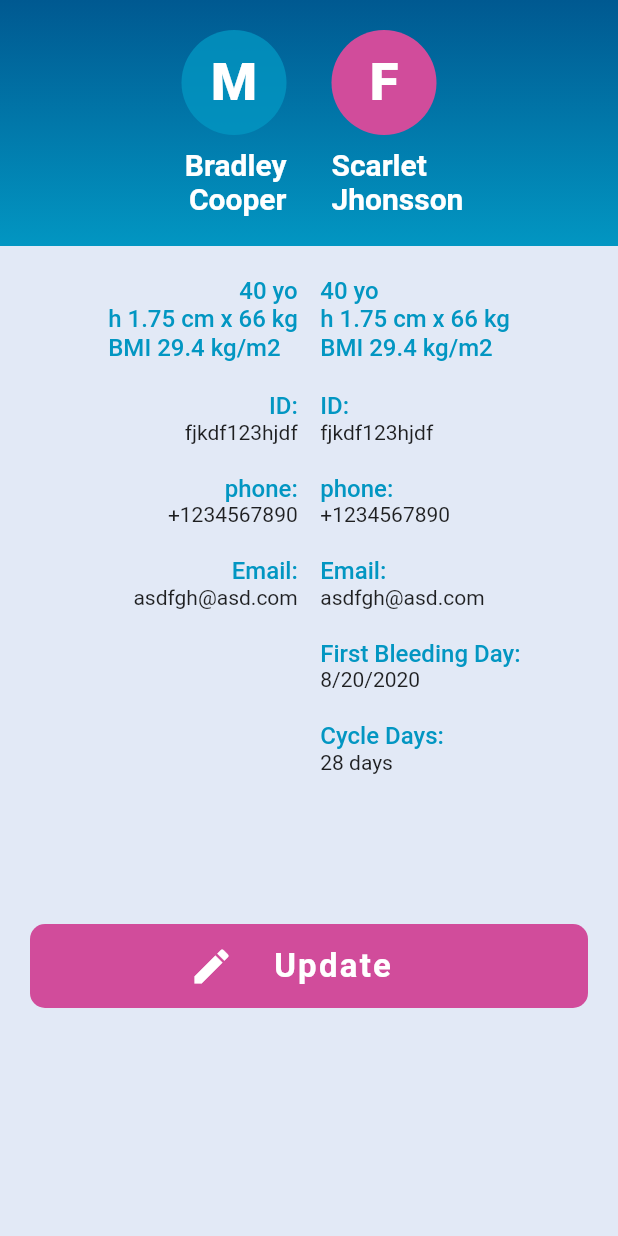
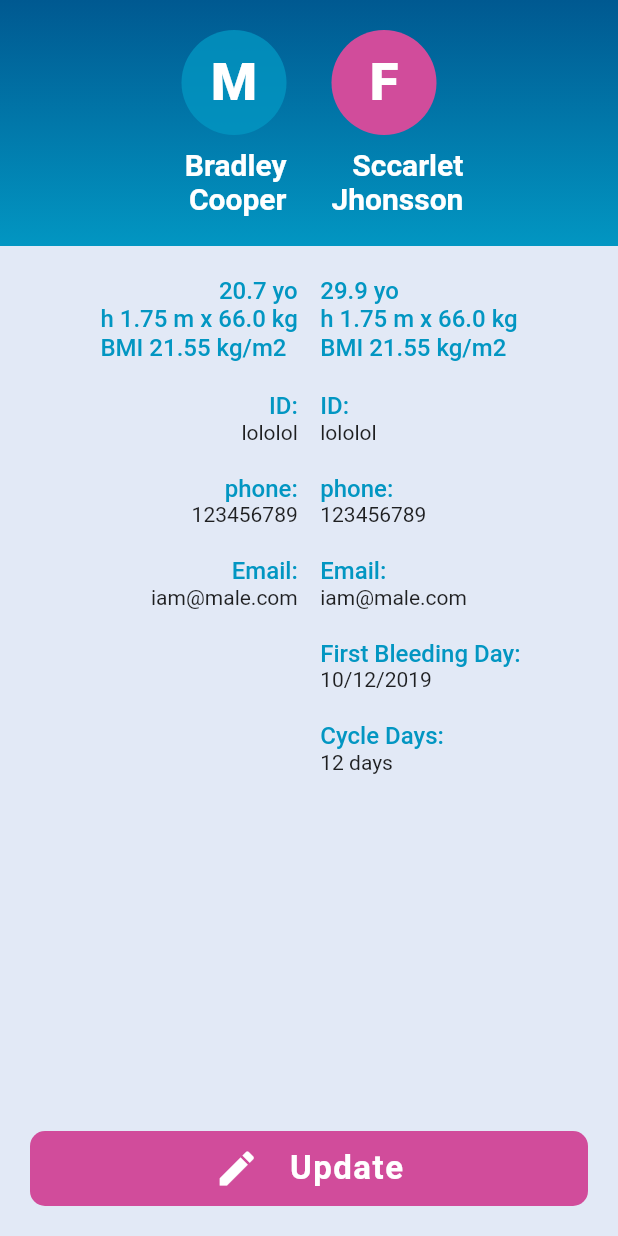
Before and after one commit to npne269/clinic-project, a Flutter app: the CoupleDetail screen opened directly, on a phone screen of 412 x 824 dp. Run offline on Flutter 3.47's test engine with Material 2 defaults, Android fonts, the phone set to English and light mode, and no system bars; our stand-ins replace file_picker, flutter_markdown.

Commit message:
alili milaako

```diff
--- a/lib/Screens/coupleDetailPage.dart
+++ /dev/null
@@ -1,233 +0,0 @@
-import 'package:clinic_app/global.dart';
-import 'package:flutter/material.dart';
-
-class CoupleDetail extends StatefulWidget {
-  @override
-  _CoupleDetailState createState() => _CoupleDetailState();
-}
-
-class _CoupleDetailState extends State<CoupleDetail> {
-  @override
-  Widget build(BuildContext context) {
-    return Scaffold(
-      body: SafeArea(
-        child: Container(
-          color: backgroundColor,
-          child: Column(
-            children: [
-              Container(
-                padding: EdgeInsets.all(20),
-                decoration: BoxDecoration(
-                    gradient: LinearGradient(
-                        begin: Alignment.topCenter,
-                        end: Alignment.bottomCenter,
-                        colors: [blueColorDark, blueColorLight])),
-                child: Row(
-                  children: [
-                    Expanded(
-                      child: Column(
-                        crossAxisAlignment: CrossAxisAlignment.end,
-                        children: [
-                          Container(
-                            alignment: Alignment.center,
-                            height: 70,
-                            width: 70,
-                            decoration: BoxDecoration(
-                                shape: BoxShape.circle,
-                                color: blueColorLight.withAlpha(200)),
-                            child: Text('M',
-                                style: TextStyle(
-                                    color: Colors.white,
-                                    fontSize: 35,
-                                    fontWeight: FontWeight.w900)),
-                          ),
-                          Padding(
-                            padding: const EdgeInsets.only(top: 8.0),
-                            child: Text(
-                              'Bradley \n Cooper',
-                              textAlign: TextAlign.right,
-                              style: TextStyle(
-                                  color: Colors.white,
-                                  fontSize: 20,
-                                  fontWeight: FontWeight.w600),
-                            ),
-                          )
-                        ],
-                      ),
-                    ),
-                    SizedBox(
-                      width: 30,
-                    ),
-                    Expanded(
-                      child: Column(
-                        crossAxisAlignment: CrossAxisAlignment.start,
-                        children: [
-                          Container(
-                            alignment: Alignment.center,
-                            height: 70,
-                            width: 70,
-                            decoration: BoxDecoration(
-                                shape: BoxShape.circle, color: pinkColor),
-                            child: Text('F',
-                                style: TextStyle(
-                                    color: Colors.white,
-                                    fontSize: 35,
-                                    fontWeight: FontWeight.w900)),
-                          ),
-                          Padding(
-                            padding: const EdgeInsets.only(top: 8.0),
-                            child: Text(
-                              'Scarlet \nJhonsson',
-                              textAlign: TextAlign.left,
-                              style: TextStyle(
-                                  color: Colors.white,
-                                  fontSize: 20,
-                                  fontWeight: FontWeight.w600),
-                            ),
-                          )
-                        ],
-                      ),
-                    ),
-                  ],
-                ),
-              ),
-              SizedBox(
-                height: 20,
-              ),
-              Row(
-                crossAxisAlignment: CrossAxisAlignment.start,
-                children: [
-                  Expanded(
-                    child: Column(
-                        crossAxisAlignment: CrossAxisAlignment.end,
-                        children: [
-                          Text(
-                            '40 yo',
-                            style: lightbluestyle,
-                          ),
-                          Text(
-                            'h 1.75 cm x 66 kg\nBMI 29.4 kg/m2',
-                            style: lightbluestyle,
-                          ),
-                          SizedBox(
-                            height: 20,
-                          ),
-                          Text(
-                            "ID:",
-                            style: lightbluestyle,
-                          ),
-                          Text('fjkdf123hjdf'),
-                          SizedBox(
-                            height: 20,
-                          ),
-                          Text(
-                            'phone:',
-                            style: lightbluestyle,
-                          ),
-                          Text('+1234567890'),
-                          SizedBox(
-                            height: 20,
-                          ),
-                          Text(
-                            'Email:',
-                            style: lightbluestyle,
-                          ),
-                          Text('asdfgh@asd.com')
-                        ]),
-                  ),
-                  SizedBox(
-                    width: 15,
-                  ),
-                  Expanded(
-                    child: Column(
-                        crossAxisAlignment: CrossAxisAlignment.start,
-                        children: [
-                          Text(
-                            '40 yo',
-                            style: lightbluestyle,
-                          ),
-                          Text(
-                            'h 1.75 cm x 66 kg\nBMI 29.4 kg/m2',
-                            style: lightbluestyle,
-                          ),
-                          SizedBox(
-                            height: 20,
-                          ),
-                          Text(
-                            "ID:",
-                            style: lightbluestyle,
-                          ),
-                          Text('fjkdf123hjdf'),
-                          SizedBox(
-                            height: 20,
-                          ),
-                          Text(
-                            'phone:',
-                            style: lightbluestyle,
-                          ),
-                          Text('+1234567890'),
-                          SizedBox(
-                            height: 20,
-                          ),
-                          Text(
-                            'Email:',
-                            style: lightbluestyle,
-                          ),
-                          Text('asdfgh@asd.com'),
-                          SizedBox(
-                            height: 20,
-                          ),
-                          Text(
-                            'First Bleeding Day:',
-                            style: lightbluestyle,
-                          ),
-                          Text('8/20/2020'),
-                          SizedBox(
-                            height: 20,
-                          ),
-                          Text(
-                            'Cycle Days:',
-                            style: lightbluestyle,
-                          ),
-                          Text('28 days'),
-                        ]),
-                  ),
-                ],
-              ),
-              SizedBox(
-                height: 80,
-              ),
-              Container(
-                padding: EdgeInsets.all(20),
-                child: SizedBox(
-                  width: MediaQuery.of(context).size.width,
-                  child: FlatButton(
-                    padding: EdgeInsets.only(left: 90),
-                    shape: RoundedRectangleBorder(
-                        borderRadius: BorderRadius.circular(10)),
-                    color: pinkColor,
-                    onPressed: () {},
-                    child: ListTile(
-                        leading: Icon(
-                          Icons.edit,
-                          size: 30,
-                          color: Colors.white,
-                        ),
-                        title: Text(
-                          'Update',
-                          style: TextStyle(
-                              color: Colors.white,
-                              fontSize: 22,
-                              letterSpacing: 1.5,
-                              fontWeight: FontWeight.w600),
-                        )),
-                  ),
-                ),
-              ),
-            ],
-          ),
-        ),
-      ),
-    );
-  }
-}
--- a/lib/Screens/couplePage.dart
+++ b/lib/Screens/couplePage.dart
@@ -1,10 +1,9 @@
-import 'package:clinic_app/Screens/coupleDetailPage.dart';
+import 'package:clinic_app/global.dart';
+import 'package:clinic_app/pages/coupleDetailPage.dart';
 import 'package:clinic_app/components/commonappbar.dart';
 import 'package:flutter/material.dart';
 import 'package:flutter/services.dart';
 import 'package:flutter_markdown/flutter_markdown.dart';
-
-import '../global.dart';
 
 class CouplePage extends StatelessWidget {
   @override
--- a/lib/Screens/documentPage.dart
+++ b/lib/Screens/documentPage.dart
@@ -1,10 +1,7 @@
-import 'package:clinic_app/components/commonappbar.dart';
+import 'package:clinic_app/components/components.dart';
 import 'package:file_picker/file_picker.dart';
 import 'package:flutter/material.dart';
-// import 'package:flutter/services.dart';
 import 'dart:io';
-
-import '../global.dart';
 
 class DocumentPage extends StatefulWidget {
   @override
@@ -30,58 +27,20 @@ class _DocumentPageState extends State<DocumentPage> {
       ),
       body: Column(
         children: [
-          UploadButton(
+          BigButton(
             btnLabel: 'Upload Document',
             btnPressed: () => _openFileExplorer(),
+            btnIcon: Icons.add_circle,
           ),
-          UploadButton(
+          BigButton(
             btnPressed:(){},
             btnLabel:  'Upload Monitor',
+            btnIcon: Icons.add_circle,
           ),
           Expanded(
             child: FileShow(files: file),
           )
         ],
-      ),
-    );
-  }
-}
-
-class UploadButton extends StatelessWidget {
-  const UploadButton({
-    Key key,
-    @required Function btnPressed,
-    @required String btnLabel,
-  })  : _btnLabel = btnLabel,
-        _btnPressed = btnPressed,
-        super(key: key);
-  final Function _btnPressed;
-  final String _btnLabel;
-  @override
-  Widget build(BuildContext context) {
-    return Container(
-      padding: EdgeInsets.all(20),
-      child: SizedBox(
-        width: MediaQuery.of(context).size.width,
-        child: FlatButton(
-          shape:
-              RoundedRectangleBorder(borderRadius: BorderRadius.circular(10)),
-          color: pinkColor,
-          onPressed: _btnPressed,
-          child: ListTile(
-              leading: Icon(
-                Icons.add_circle,
-                size: 30,
-                color: Colors.white,
-              ),
-              title: Text(
-                _btnLabel,
-                style: TextStyle(
-                    color: Colors.white,
-                    fontSize: 20,
-                    fontWeight: FontWeight.w600),
-              )),
-        ),
       ),
     );
   }
--- /dev/null
+++ b/lib/Screens/screens.dart
@@ -0,0 +1,4 @@
+export './bookPage.dart';
+export './couplePage.dart';
+export './documentPage.dart';
+export './planPage.dart';
--- /dev/null
+++ b/lib/components/bigButton.dart
@@ -0,0 +1,50 @@
+import 'package:clinic_app/global.dart';
+import 'package:flutter/material.dart';
+
+class BigButton extends StatelessWidget {
+  const BigButton({
+    Key key,
+    @required Function btnPressed,
+    @required String btnLabel,
+    @required IconData btnIcon,
+  })  : _btnLabel = btnLabel,
+        _btnIcon = btnIcon,
+        _btnPressed = btnPressed,
+        super(key: key);
+  final Function _btnPressed;
+  final String _btnLabel;
+  final IconData _btnIcon;
+  @override
+  Widget build(BuildContext context) {
+    return Container(
+      margin: EdgeInsets.all(20),
+      child: FlatButton(
+        padding: EdgeInsets.symmetric(vertical: 10),
+        shape: RoundedRectangleBorder(borderRadius: BorderRadius.circular(10)),
+        color: pinkColor,
+        onPressed: _btnPressed,
+        child: Row(
+          mainAxisAlignment: MainAxisAlignment.center,
+          children: [
+            Icon(
+              _btnIcon,
+              size: 30,
+              color: Colors.white,
+            ),
+            SizedBox(
+              width: 20,
+            ),
+            Text(
+              _btnLabel,
+              style: TextStyle(
+                  color: Colors.white,
+                  fontSize: 22,
+                  letterSpacing: 1,
+                  fontWeight: FontWeight.w600),
+            ),
+          ],
+        ),
+      ),
+    );
+  }
+}
--- /dev/null
+++ b/lib/components/components.dart
@@ -0,0 +1,3 @@
+export './bigButton.dart';
+export './commonappbar.dart';
+export './datePicker.dart';
--- /dev/null
+++ b/lib/modal/data.dart
@@ -0,0 +1,69 @@
+class People{
+  String name;
+  String gender;
+  DateTime dob;
+  double height;
+  double weight;
+  String id;
+  String email;
+  String phoneNumber;
+
+  People({
+    this.name,
+    this.gender,
+    this.dob,
+    this.height,
+    this.weight,
+    this.email,
+    this.id,
+    this.phoneNumber,
+  });
+
+  String calculateBmi(){
+     return (weight/(height*height)).toStringAsFixed(2);
+  }
+  double calculateAge(){
+    return (DateTime.now().difference(dob).inHours) /8760;
+  }
+}
+
+class Couple{
+  List<People> couple;
+  DateTime bleedingDate;
+  DateTime cycleDay;
+
+  Couple({
+    this.couple,
+    this.bleedingDate,
+    this.cycleDay
+  });
+
+   getCoupleData(){
+     return Couple(
+       couple: [
+         People(
+           name: 'Bradley Cooper',
+           height: 1.75,
+           weight: 66,
+           id: 'lololol',
+           phoneNumber: '123456789',
+           email: 'iam@male.com',
+           gender: 'M',
+           dob: DateTime(1999,12,06),
+         ),
+         People(
+           name: 'Sccarlet Jhonsson',
+           height: 1.75,
+           weight: 66,
+           id: 'lololol',
+           phoneNumber: '123456789',
+           email: 'iam@male.com',
+           gender: 'F',
+           dob: DateTime(1990,10,12),
+         ),
+       ],
+       bleedingDate: DateTime(2019,10,12),
+       cycleDay: DateTime(2019,10,12)
+     );
+  }
+}
--- /dev/null
+++ b/lib/pages/coupleDetailPage.dart
@@ -0,0 +1,208 @@
+import 'package:clinic_app/components/components.dart';
+import 'package:clinic_app/global.dart';
+import 'package:clinic_app/modal/data.dart';
+import 'package:flutter/material.dart';
+import 'package:intl/intl.dart';
+
+class CoupleDetail extends StatelessWidget {
+  final Couple couple = Couple().getCoupleData();
+  @override
+  Widget build(BuildContext context) {
+    return Scaffold(
+      body: SafeArea(
+        child: Container(
+          color: backgroundColor,
+          child: Column(
+            children: [
+              Container(
+                padding: EdgeInsets.all(20),
+                decoration: BoxDecoration(
+                    gradient: LinearGradient(
+                        begin: Alignment.topCenter,
+                        end: Alignment.bottomCenter,
+                        colors: [blueColorDark, blueColorLight])),
+                child: Row(
+                  children: [
+                    Expanded(
+                      child: CoupleDetailTop(
+                        gender: couple.couple[0].gender,
+                        name: couple.couple[0].name,
+                      ),
+                    ),
+                    SizedBox(
+                      width: 30,
+                    ),
+                    Expanded(
+                      child: CoupleDetailTop(
+                        gender: couple.couple[1].gender,
+                        name: couple.couple[1].name,
+                      ),
+                    ),
+                  ],
+                ),
+              ),
+              SizedBox(
+                height: 20,
+              ),
+              Row(
+                crossAxisAlignment: CrossAxisAlignment.start,
+                children: [
+                  Expanded(
+                    child: CoupleDetailsList(
+                      coupleData: couple.couple[0],
+                    ),
+                  ),
+                  SizedBox(
+                    width: 15,
+                  ),
+                  Expanded(
+                    child: CoupleDetailsList(
+                      coupleData: couple.couple[1],
+                      bleedDay: couple.bleedingDate,
+                      cycleDay: couple.cycleDay,
+                    ),
+                  ),
+                ],
+              ),
+              Spacer(),
+              BigButton(
+                btnPressed: () {},
+                btnLabel: 'Update',
+                btnIcon: Icons.edit,
+              )
+            ],
+          ),
+        ),
+      ),
+    );
+  }
+}
+
+class CoupleDetailsList extends StatelessWidget {
+  final People _coupleData;
+  final DateTime bleedDay;
+  final DateTime cycleDay;
+  const CoupleDetailsList({
+    Key key,
+    @required People coupleData,
+    this.bleedDay,
+    this.cycleDay,
+  })  : _coupleData = coupleData,
+        super(key: key);
+
+  @override
+  Widget build(BuildContext context) {
+    return Column(
+        crossAxisAlignment: _coupleData.gender == 'M'
+            ? CrossAxisAlignment.end
+            : CrossAxisAlignment.start,
+        children: [
+          Text(
+            '${_coupleData.calculateAge().toStringAsFixed(1)} yo',
+            style: lightbluestyle,
+          ),
+          Text(
+            'h ${_coupleData.height} m x ${_coupleData.weight} kg\nBMI ${_coupleData.calculateBmi()} kg/m2',
+            style: lightbluestyle,
+          ),
+          SizedBox(
+            height: 20,
+          ),
+          Text(
+            "ID:",
+            style: lightbluestyle,
+          ),
+          Text(_coupleData.id),
+          SizedBox(
+            height: 20,
+          ),
+          Text(
+            'phone:',
+            style: lightbluestyle,
+          ),
+          Text(_coupleData.phoneNumber),
+          SizedBox(
+            height: 20,
+          ),
+          Text(
+            'Email:',
+            style: lightbluestyle,
+          ),
+          Text(_coupleData.email),
+          _coupleData.gender == 'M'
+              ? Container()
+              : Column(
+                  crossAxisAlignment: CrossAxisAlignment.start,
+                  children: [
+                    SizedBox(
+                      height: 20,
+                    ),
+                    Text(
+                      'First Bleeding Day:',
+                      style: lightbluestyle,
+                    ),
+                    Text(DateFormat('M/d/y').format(bleedDay)),
+                    SizedBox(
+                      height: 20,
+                    ),
+                    Text(
+                      'Cycle Days:',
+                      style: lightbluestyle,
+                    ),
+                    Text('${DateFormat('d').format(bleedDay)} days'),
+                  ],
+                )
+        ]);
+  }
+}
+
+class CoupleDetailTop extends StatelessWidget {
+  const CoupleDetailTop({
+    Key key,
+    @required String name,
+    @required String gender,
+  })  : _name = name,
+        _gender = gender,
+        super(key: key);
+
+  final String _name;
+  final String _gender;
+  @override
+  Widget build(BuildContext context) {
+    return Column(
+      crossAxisAlignment:
+          _gender == 'M' ? CrossAxisAlignment.end : CrossAxisAlignment.start,
+      children: [
+        Container(
+          alignment: Alignment.center,
+          height: 70,
+          width: 70,
+          decoration: BoxDecoration(
+            shape: BoxShape.circle,
+            color: _gender == 'M' ? blueColorLight.withAlpha(200) : pinkColor,
+          ),
+          child: Text(
+            _gender,
+            style: TextStyle(
+              color: Colors.white,
+              fontSize: 35,
+              fontWeight: FontWeight.w900,
+            ),
+          ),
+        ),
+        Padding(
+          padding: const EdgeInsets.only(top: 8.0),
+          child: Text(
+            _name.replaceAllMapped(" ", (match) => '\n'),
+            textAlign: TextAlign.right,
+            style: TextStyle(
+              color: Colors.white,
+              fontSize: 20,
+              fontWeight: FontWeight.w600,
+            ),
+          ),
+        )
+      ],
+    );
+  }
+}
--- a/lib/pages/homePage.dart
+++ b/lib/pages/homePage.dart
@@ -1,9 +1,5 @@
-import 'package:clinic_app/Screens/bookPage.dart';
-import 'package:clinic_app/Screens/couplePage.dart';
-import 'package:clinic_app/Screens/documentPage.dart';
-import 'package:clinic_app/Screens/planPage.dart';
+import 'package:clinic_app/Screens/screens.dart';
 import 'package:clinic_app/global.dart';
-import 'package:flutter/cupertino.dart';
 import 'package:flutter/material.dart';
 
 class HomePage extends StatefulWidget {
```
